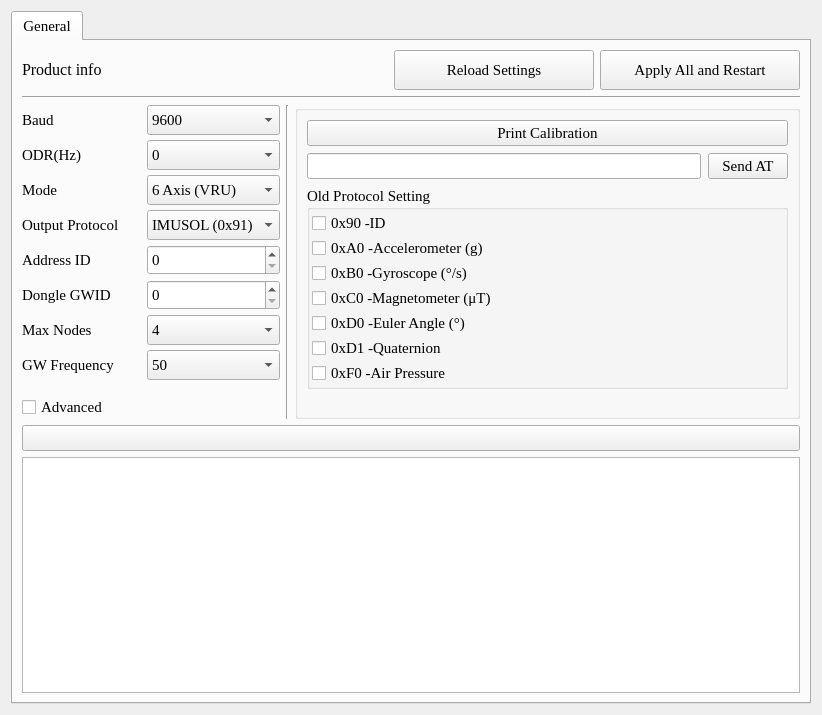
dongFangTuring/CHCenter, file CHCenter/chsettingform.ui: the form before one commit.
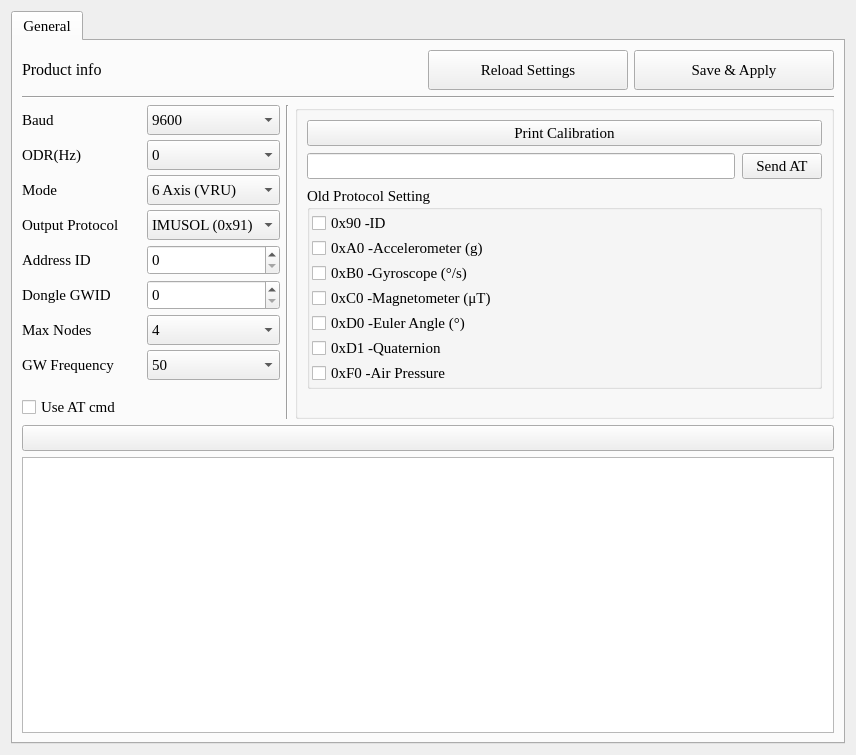
The form after the commit. Icons and pictures are not drawn.

Commit message:
setting ui close:
enable output and don't reset

The edit to the form file:
```diff
--- a/CHCenter/chsettingform.ui
+++ b/CHCenter/chsettingform.ui
@@ -9,8 +9,8 @@
    <rect>
     <x>0</x>
     <y>0</y>
-    <width>822</width>
-    <height>715</height>
+    <width>856</width>
+    <height>755</height>
    </rect>
   </property>
   <property name="sizePolicy">
@@ -122,7 +122,7 @@
             </size>
            </property>
            <property name="text">
-            <string>Apply All and Restart</string>
+            <string>Save &amp;&amp; Apply</string>
            </property>
           </widget>
          </item>
@@ -136,8 +136,8 @@
         </widget>
        </item>
        <item>
-        <layout class="QHBoxLayout" name="horizontalLayout_6">
-         <item>
+        <layout class="QGridLayout" name="gridLayout">
+         <item row="0" column="0">
           <layout class="QVBoxLayout" name="verticalLayout_8">
            <property name="spacing">
             <number>5</number>
@@ -437,20 +437,20 @@
               <enum>Qt::LeftToRight</enum>
              </property>
              <property name="text">
-              <string>Advanced</string>
+              <string>Use AT cmd</string>
              </property>
             </widget>
            </item>
           </layout>
          </item>
-         <item>
+         <item row="0" column="1">
           <widget class="Line" name="line_3">
            <property name="orientation">
             <enum>Qt::Vertical</enum>
            </property>
           </widget>
          </item>
-         <item>
+         <item row="0" column="2">
           <layout class="QVBoxLayout" name="verticalLayout_11">
            <item>
             <widget class="QGroupBox" name="GB_Advanced">
```
The commit also changes 5 other files.
